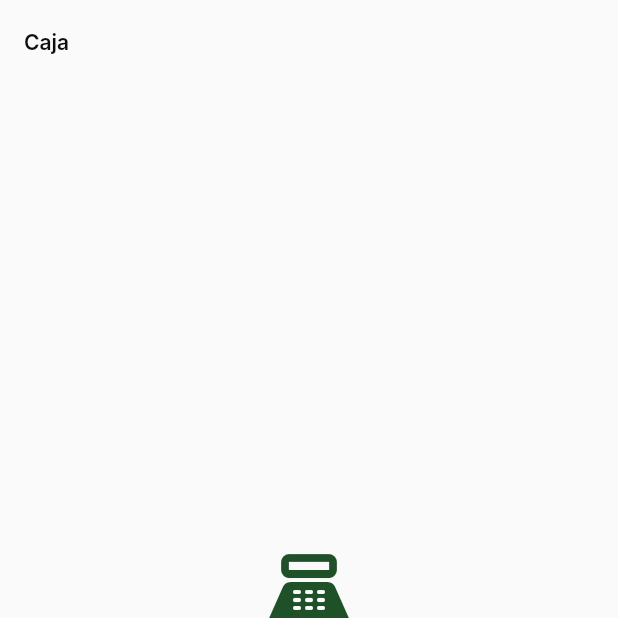
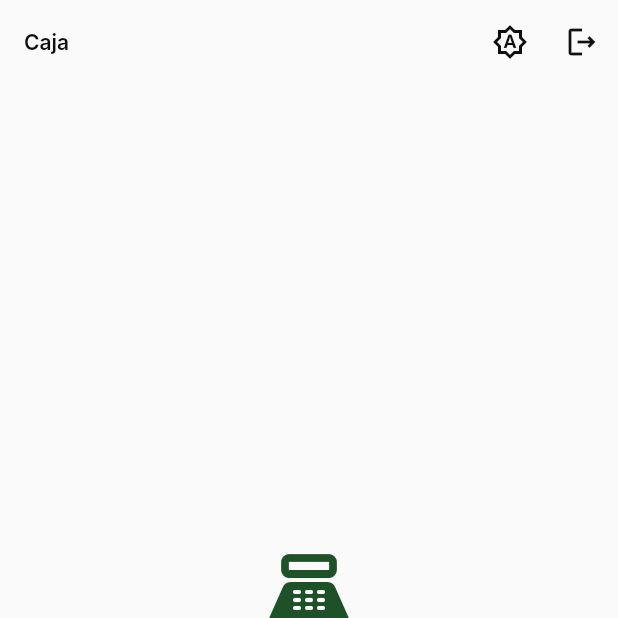
Before and after one commit to tridentcol/ci-quality-group-app, a Flutter app: the CashierHomeScreen screen opened by its route, on a phone screen of 412 x 824 dp, the top half of it. Run offline on Flutter 3.47's test engine with Material 3 defaults, Android fonts, the phone set to English and light mode, and no system bars; our stand-ins replace cloud_firestore, firebase_auth, firebase_core, fl_chart, flutter_riverpod, go_router and 4 more; missing offline and left inert: dart:html, excel; accounts and stored records are empty; generated files the repository leaves out were written again.

Commit message:
Fase 1 — Botón de logout en el placeholder de caja
Sin él, el rol cajero no podía cerrar sesión para volver al login. El
detalle real de /cashier (Fase 3) ya va a heredar este patrón.

```diff
--- a/lib/features/cashier/presentation/cashier_home_screen.dart
+++ b/lib/features/cashier/presentation/cashier_home_screen.dart
@@ -1,15 +1,29 @@
 import 'package:flutter/material.dart';
+import 'package:flutter_riverpod/flutter_riverpod.dart';
+
+import '../../../shared/widgets/theme_mode_toggle.dart';
+import '../../auth/data/auth_repository.dart';
 
 /// Placeholder de la pantalla de caja. El detalle real (tabs de
 /// pendientes / deudas / cerradas) entra en Fase 3.
-class CashierHomeScreen extends StatelessWidget {
+class CashierHomeScreen extends ConsumerWidget {
   const CashierHomeScreen({super.key});
 
   @override
-  Widget build(BuildContext context) {
+  Widget build(BuildContext context, WidgetRef ref) {
     final theme = Theme.of(context);
     return Scaffold(
-      appBar: AppBar(title: const Text('Caja')),
+      appBar: AppBar(
+        title: const Text('Caja'),
+        actions: [
+          const ThemeModeIconButton(),
+          IconButton(
+            tooltip: 'Cerrar sesión',
+            icon: const Icon(Icons.logout_outlined),
+            onPressed: () => ref.read(authRepositoryProvider).signOut(),
+          ),
+        ],
+      ),
       body: Center(
         child: Padding(
           padding: const EdgeInsets.all(24),
```
